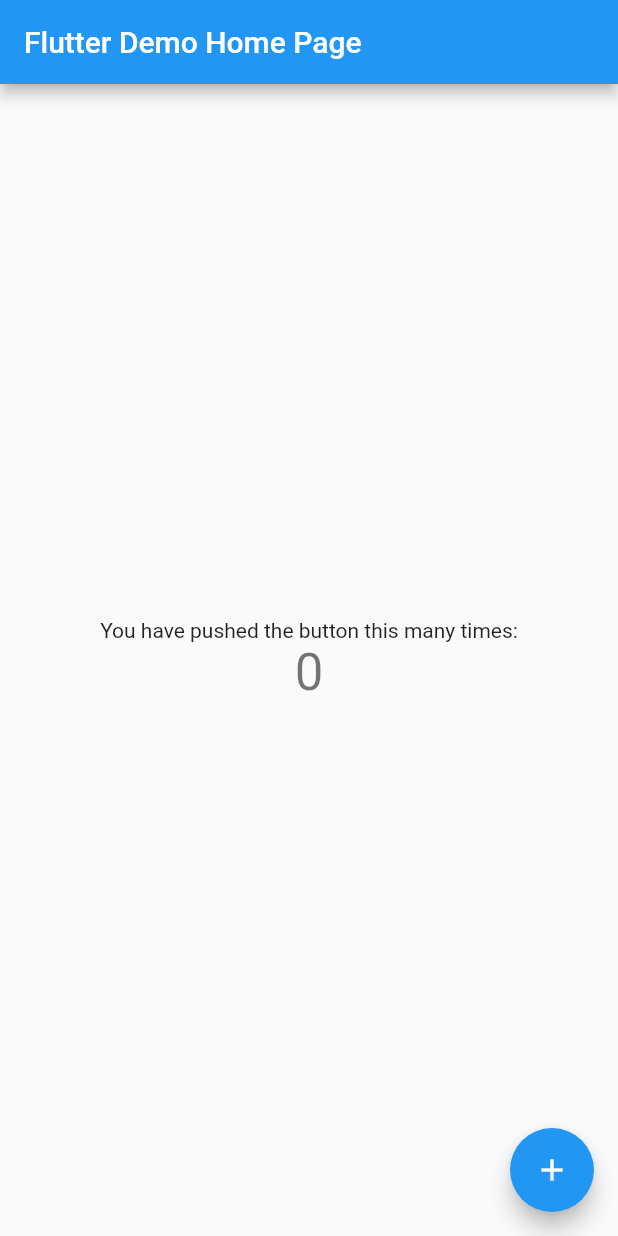
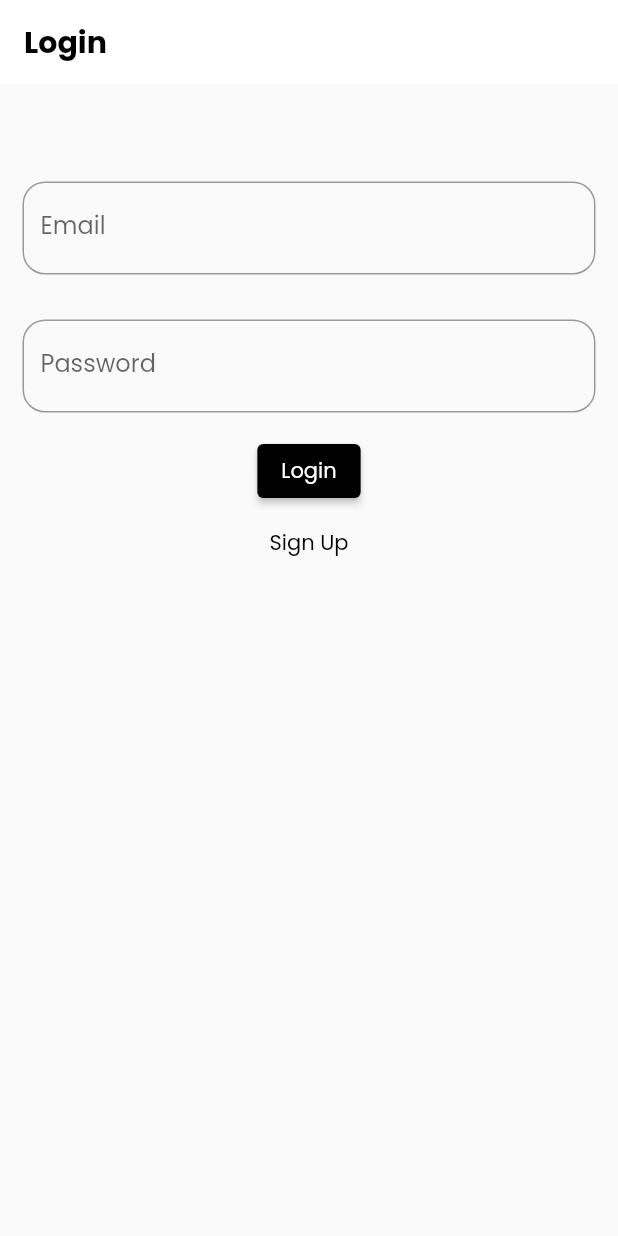
Before and after one commit to bhargav41/Producto, a Flutter app: the screen it shows after launch, on a phone screen of 412 x 824 dp. Run offline on Flutter 3.47's test engine with Material 2 defaults, Android fonts, the phone set to English and light mode, and no system bars; our stand-ins replace shared_preferences.

Commit message:
✨ Add Auth

```diff
--- /dev/null
+++ b/client/lib/constants.dart
@@ -0,0 +1 @@
+Uri api(String route) => Uri.https('api-producto.herokuapp.com', '$route');
--- a/client/lib/main.dart
+++ b/client/lib/main.dart
@@ -1,113 +1,50 @@
+import 'package:client/pages/blankPage.dart';
+import 'package:client/pages/loginPage.dart';
+import 'package:client/pages/notesPage.dart';
+import 'package:client/services/tokenService.dart';
 import 'package:flutter/material.dart';
+import 'package:provider/provider.dart';
+import 'dart:developer' as developer;
 
 void main() {
-  runApp(MyApp());
+  runApp(MultiProvider(providers: [
+    ChangeNotifierProvider(create: (BuildContext context) => TokenService())
+  ], child: Producto()));
 }
 
-class MyApp extends StatelessWidget {
-  // This widget is the root of your application.
+class Producto extends StatefulWidget {
   @override
-  Widget build(BuildContext context) {
-    return MaterialApp(
-      title: 'Flutter Demo',
-      theme: ThemeData(
-        // This is the theme of your application.
-        //
-        // Try running your application with "flutter run". You'll see the
-        // application has a blue toolbar. Then, without quitting the app, try
-        // changing the primarySwatch below to Colors.green and then invoke
-        // "hot reload" (press "r" in the console where you ran "flutter run",
-        // or simply save your changes to "hot reload" in a Flutter IDE).
-        // Notice that the counter didn't reset back to zero; the application
-        // is not restarted.
-        primarySwatch: Colors.blue,
-      ),
-      home: MyHomePage(title: 'Flutter Demo Home Page'),
-    );
-  }
+  _ProductoState createState() => _ProductoState();
 }
 
-class MyHomePage extends StatefulWidget {
-  MyHomePage({Key key, this.title}) : super(key: key);
-
-  // This widget is the home page of your application. It is stateful, meaning
-  // that it has a State object (defined below) that contains fields that affect
-  // how it looks.
-
-  // This class is the configuration for the state. It holds the values (in this
-  // case the title) provided by the parent (in this case the App widget) and
-  // used by the build method of the State. Fields in a Widget subclass are
-  // always marked "final".
-
-  final String title;
-
-  @override
-  _MyHomePageState createState() => _MyHomePageState();
-}
-
-class _MyHomePageState extends State<MyHomePage> {
-  int _counter = 0;
-
-  void _incrementCounter() {
-    setState(() {
-      // This call to setState tells the Flutter framework that something has
-      // changed in this State, which causes it to rerun the build method below
-      // so that the display can reflect the updated values. If we changed
-      // _counter without calling setState(), then the build method would not be
-      // called again, and so nothing would appear to happen.
-      _counter++;
-    });
+class _ProductoState extends State<Producto> {
+  _tokenStatus(BuildContext context) async {
+    return context.watch<TokenService>().verifyToken();
   }
 
   @override
   Widget build(BuildContext context) {
-    // This method is rerun every time setState is called, for instance as done
-    // by the _incrementCounter method above.
-    //
-    // The Flutter framework has been optimized to make rerunning build methods
-    // fast, so that you can just rebuild anything that needs updating rather
-    // than having to individually change instances of widgets.
-    return Scaffold(
-      appBar: AppBar(
-        // Here we take the value from the MyHomePage object that was created by
-        // the App.build method, and use it to set our appbar title.
-        title: Text(widget.title),
-      ),
-      body: Center(
-        // Center is a layout widget. It takes a single child and positions it
-        // in the middle of the parent.
-        child: Column(
-          // Column is also a layout widget. It takes a list of children and
-          // arranges them vertically. By default, it sizes itself to fit its
-          // children horizontally, and tries to be as tall as its parent.
-          //
-          // Invoke "debug painting" (press "p" in the console, choose the
-          // "Toggle Debug Paint" action from the Flutter Inspector in Android
-          // Studio, or the "Toggle Debug Paint" command in Visual Studio Code)
-          // to see the wireframe for each widget.
-          //
-          // Column has various properties to control how it sizes itself and
-          // how it positions its children. Here we use mainAxisAlignment to
-          // center the children vertically; the main axis here is the vertical
-          // axis because Columns are vertical (the cross axis would be
-          // horizontal).
-          mainAxisAlignment: MainAxisAlignment.center,
-          children: <Widget>[
-            Text(
-              'You have pushed the button this many times:',
-            ),
-            Text(
-              '$_counter',
-              style: Theme.of(context).textTheme.headline4,
-            ),
-          ],
-        ),
-      ),
-      floatingActionButton: FloatingActionButton(
-        onPressed: _incrementCounter,
-        tooltip: 'Increment',
-        child: Icon(Icons.add),
-      ), // This trailing comma makes auto-formatting nicer for build methods.
+    return MaterialApp(
+      title: 'Producto',
+      debugShowCheckedModeBanner: false,
+      theme: ThemeData(
+          fontFamily: 'Poppins',
+          primaryColor: Colors.black,
+          accentColor: Colors.black),
+      home: FutureBuilder(
+          future: _tokenStatus(context),
+          builder: (context, snapshot) {
+            if (!snapshot.hasData) {
+              return BlankPapge();
+            } else {
+              developer.log('${snapshot.data}', name: 'Main');
+              if (snapshot.data == true) {
+                return NotesPage();
+              } else {
+                return LoginPage();
+              }
+            }
+          }),
     );
   }
 }
--- /dev/null
+++ b/client/lib/model/user.dart
@@ -0,0 +1,6 @@
+import 'package:flutter/material.dart';
+
+class User {
+  final String token;
+  User({@required this.token});
+}
--- /dev/null
+++ b/client/lib/pages/loginPage.dart
@@ -0,0 +1,94 @@
+import 'package:client/pages/signUpPage.dart';
+import 'package:client/pages/todoList.dart';
+import 'package:client/services/authService.dart';
+import 'package:client/services/tokenService.dart';
+import 'package:client/widgets/appBar.dart';
+import 'package:client/widgets/inputField.dart';
+import 'package:client/widgets/primaryButton.dart';
+import 'package:client/widgets/secondaryScreen.dart';
+import 'package:flutter/material.dart';
+import 'package:provider/provider.dart';
+
+class LoginPage extends StatefulWidget {
+  @override
+  _LoginPageState createState() => _LoginPageState();
+}
+
+class _LoginPageState extends State<LoginPage> {
+  bool _loading = false;
+  final email = TextEditingController();
+  final password = TextEditingController();
+  final scaffoldState = GlobalKey<ScaffoldState>();
+  @override
+  Widget build(BuildContext context) {
+    return Scaffold(
+      key: scaffoldState,
+      appBar: CustomAppBar(title: 'Login'),
+      body: _loading
+          ? Center(
+              child: CircularProgressIndicator(),
+            )
+          : ListView(
+              children: [
+                SizedBox(
+                  height: 50.0,
+                ),
+                InputField(controller: email, label: 'Email'),
+                InputField(
+                  controller: password,
+                  label: 'Password',
+                  obscured: true,
+                ),
+                Center(
+                  child: PrimaryButton(
+                    text: 'Login',
+                    onPressed: () async {
+                      if (email.text.length == 0 || password.text.length == 0) {
+                        ScaffoldMessenger.of(context).showSnackBar(
+                            const SnackBar(
+                                content: Text('Please fill all fields')));
+                      } else {
+                        setState(() {
+                          _loading = true;
+                        });
+                        AuthResult result = await AuthService().loginUser(
+                            email: email.text, password: password.text);
+                        setState(() {
+                          _loading = false;
+                        });
+                        if (result.status == 200) {
+                          await context
+                              .read<TokenService>()
+                              .setToken(token: result.token);
+                          ScaffoldMessenger.of(context).showSnackBar(
+                              SnackBar(content: Text('Welcome ${email.text}')));
+                          Navigator.pushReplacement(
+                              context,
+                              new MaterialPageRoute(
+                                  builder: (BuildContext context) =>
+                                      new TodoPage()));
+                        } else {
+                          ScaffoldMessenger.of(context).showSnackBar(
+                              SnackBar(content: Text('${result.message}')));
+                        }
+                      }
+                    },
+                  ),
+                ),
+                Center(
+                  child: SecondaryButton(
+                    text: 'Sign Up',
+                    onPressed: () {
+                      Navigator.pushReplacement(
+                          context,
+                          new MaterialPageRoute(
+                              builder: (BuildContext context) =>
+                                  new SignUpPage()));
+                    },
+                  ),
+                )
+              ],
+            ),
+    );
+  }
+}
--- /dev/null
+++ b/client/lib/services/authService.dart
@@ -0,0 +1,53 @@
+import 'dart:convert';
+import 'dart:developer' as developer;
+import 'package:client/constants.dart';
+import 'package:flutter/material.dart';
+import 'package:http/http.dart' as http;
+
+class AuthService {
+  Future<AuthResult> loginUser(
+      {@required String email, @required String password}) async {
+    developer.log('$email : $password', name: 'AuthService');
+    http.Response response = await http.post(api('/auth/login'),
+        headers: {'Content-Type': 'application/json; charset=UTF-8'},
+        body: jsonEncode({'email': email, 'password': password}));
+    developer.log('Response : ${response.body}', name: 'AuthService');
+    if (response.statusCode == 200) {
+      return AuthResult(
+          message: jsonDecode(response.body)['message'],
+          status: response.statusCode,
+          token: jsonDecode(response.body)['token']);
+    } else {
+      return AuthResult(
+        message: jsonDecode(response.body)['message'],
+        status: response.statusCode,
+      );
+    }
+  }
+
+  Future<AuthResult> signUpUser(
+      {@required String email, @required String password}) async {
+    developer.log('$email : $password', name: 'AuthService');
+    http.Response response = await http.post(api('/auth/signup'),
+        headers: {'Content-Type': 'application/json; charset=UTF-8'},
+        body: jsonEncode({'email': email, 'password': password}));
+    developer.log('Response : ${response.body}', name: 'AuthService');
+    if (response.statusCode == 200) {
+      return AuthResult(
+          message: jsonDecode(response.body)['message'],
+          status: response.statusCode,
+          token: jsonDecode(response.body)['token']);
+    } else {
+      return AuthResult(
+          message: jsonDecode(response.body)['message'],
+          status: response.statusCode);
+    }
+  }
+}
+
+class AuthResult {
+  final String message;
+  final int status;
+  final String token;
+  AuthResult({@required this.message, @required this.status, this.token});
+}
--- /dev/null
+++ b/client/lib/widgets/appBar.dart
@@ -0,0 +1,23 @@
+import 'package:flutter/material.dart';
+
+class CustomAppBar extends StatelessWidget with PreferredSizeWidget {
+  final String title;
+  final List<Widget> trailing;
+  CustomAppBar({@required this.title, this.trailing});
+  @override
+  Widget build(BuildContext context) {
+    return AppBar(
+      iconTheme: IconThemeData(color: Colors.black),
+      title: Text(
+        title,
+        style: TextStyle(color: Colors.black, fontWeight: FontWeight.bold),
+      ),
+      actions: trailing,
+      elevation: 0,
+      backgroundColor: Colors.white,
+    );
+  }
+
+  @override
+  Size get preferredSize => Size.fromHeight(kToolbarHeight);
+}
--- /dev/null
+++ b/client/lib/widgets/inputField.dart
@@ -0,0 +1,35 @@
+import 'package:flutter/material.dart';
+
+class InputField extends StatefulWidget {
+  final TextEditingController controller;
+  final TextInputType type;
+  final String label;
+  final bool obscured;
+  InputField(
+      {@required this.controller,
+      @required this.label,
+      this.type = TextInputType.text,
+      this.obscured = false});
+  @override
+  _InputFieldState createState() => _InputFieldState();
+}
+
+class _InputFieldState extends State<InputField> {
+  @override
+  Widget build(BuildContext context) {
+    return Padding(
+      padding: const EdgeInsets.all(15.0),
+      child: TextField(
+        controller: widget.controller,
+        keyboardType: widget.type,
+        obscureText: widget.obscured,
+        decoration: InputDecoration(
+          labelText: widget.label,
+          border: OutlineInputBorder(
+              borderRadius: BorderRadius.circular(15.0),
+              borderSide: BorderSide(color: Colors.black)),
+        ),
+      ),
+    );
+  }
+}
--- /dev/null
+++ b/client/lib/widgets/primaryButton.dart
@@ -0,0 +1,14 @@
+import 'package:flutter/material.dart';
+
+class PrimaryButton extends StatelessWidget {
+  final VoidCallback onPressed;
+  final String text;
+  PrimaryButton({@required this.text, @required this.onPressed});
+  @override
+  Widget build(BuildContext context) {
+    return ElevatedButton(
+        onPressed: onPressed,
+        child: Text('$text'),
+        style: ElevatedButton.styleFrom(primary: Colors.black));
+  }
+}
--- /dev/null
+++ b/client/lib/widgets/secondaryScreen.dart
@@ -0,0 +1,18 @@
+import 'package:flutter/material.dart';
+
+class SecondaryButton extends StatelessWidget {
+  final VoidCallback onPressed;
+  final String text;
+  SecondaryButton({@required this.text, @required this.onPressed});
+  @override
+  Widget build(BuildContext context) {
+    return TextButton(
+      onPressed: onPressed,
+      child: Text(
+        '$text',
+        style: TextStyle(color: Colors.black),
+      ),
+      style: TextButton.styleFrom(shadowColor: Colors.black),
+    );
+  }
+}
```
Also changed, not shown: client/lib/pages/blankPage.dart (added, +12 -0 lines), client/lib/pages/notesPage.dart (added, +61 -0 lines), client/lib/pages/settingsScreen.dart (added, +38 -0 lines), client/lib/pages/signUpPage.dart (added, +94 -0 lines), client/lib/pages/todoList.dart (added, +61 -0 lines), client/lib/services/tokenService.dart (added, +56 -0 lines), client/pubspec.yaml (+10 -11 lines), client/assets/fonts/Poppins-Bold.ttf (added), client/assets/fonts/Poppins-Regular.ttf (added), client/pubspec.lock, 2 other files.
